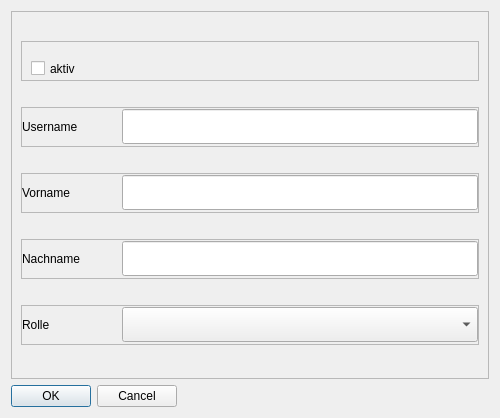
Qt form src/ui/forms/usrattrform.ui (creativeSloth/SUN_Maintenance) before a commit.
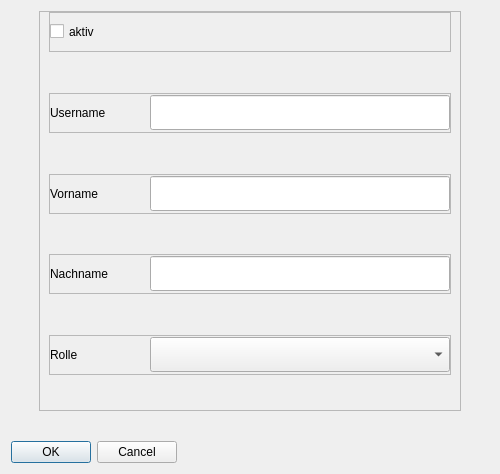
The same form after that commit.

Commit message: improoved usr_attrs changing dialog. aktivation-state and role state is now changable. also improved styles and tweaked widgets to fit everything together

What changed in the file:
```diff
--- a/src/ui/forms/usrattrform.ui
+++ b/src/ui/forms/usrattrform.ui
@@ -7,7 +7,7 @@
     <x>0</x>
     <y>0</y>
     <width>500</width>
-    <height>418</height>
+    <height>474</height>
    </rect>
   </property>
   <property name="sizePolicy">
@@ -20,7 +20,7 @@
    <string>Dialog</string>
   </property>
   <layout class="QVBoxLayout" name="verticalLayout_2">
-   <item>
+   <item alignment="Qt::AlignHCenter|Qt::AlignTop">
     <widget class="QFrame" name="frame">
      <property name="sizePolicy">
       <sizepolicy hsizetype="Expanding" vsizetype="Expanding">
@@ -28,6 +28,18 @@
        <verstretch>0</verstretch>
       </sizepolicy>
      </property>
+     <property name="minimumSize">
+      <size>
+       <width>0</width>
+       <height>400</height>
+      </size>
+     </property>
+     <property name="maximumSize">
+      <size>
+       <width>16777215</width>
+       <height>400</height>
+      </size>
+     </property>
      <property name="frameShape">
       <enum>QFrame::StyledPanel</enum>
      </property>
@@ -35,7 +47,13 @@
       <enum>QFrame::Raised</enum>
      </property>
      <layout class="QVBoxLayout" name="verticalLayout">
-      <item>
+      <property name="topMargin">
+       <number>0</number>
+      </property>
+      <property name="bottomMargin">
+       <number>0</number>
+      </property>
+      <item alignment="Qt::AlignTop">
        <widget class="QFrame" name="frame_5">
         <property name="minimumSize">
          <size>
@@ -56,7 +74,22 @@
          <enum>QFrame::Raised</enum>
         </property>
         <layout class="QHBoxLayout" name="horizontalLayout_5">
-         <item alignment="Qt::AlignVCenter">
+         <property name="spacing">
+          <number>0</number>
+         </property>
+         <property name="leftMargin">
+          <number>0</number>
+         </property>
+         <property name="topMargin">
+          <number>0</number>
+         </property>
+         <property name="rightMargin">
+          <number>0</number>
+         </property>
+         <property name="bottomMargin">
+          <number>0</number>
+         </property>
+         <item>
           <widget class="QCheckBox" name="is_enabled_cbox">
            <property name="sizePolicy">
             <sizepolicy hsizetype="Expanding" vsizetype="Expanding">
@@ -84,7 +117,7 @@
         </layout>
        </widget>
       </item>
-      <item>
+      <item alignment="Qt::AlignLeft|Qt::AlignTop">
        <widget class="QFrame" name="frame_2">
         <property name="sizePolicy">
          <sizepolicy hsizetype="Expanding" vsizetype="Expanding">
@@ -126,7 +159,7 @@
          <property name="bottomMargin">
           <number>0</number>
          </property>
-         <item>
+         <item alignment="Qt::AlignLeft">
           <widget class="QLabel" name="usrname_lbl">
            <property name="sizePolicy">
             <sizepolicy hsizetype="Expanding" vsizetype="Expanding">
@@ -136,7 +169,7 @@
            </property>
            <property name="minimumSize">
             <size>
-             <width>0</width>
+             <width>100</width>
              <height>35</height>
             </size>
            </property>
@@ -151,7 +184,7 @@
            </property>
           </widget>
          </item>
-         <item>
+         <item alignment="Qt::AlignLeft">
           <widget class="QLineEdit" name="usrname_txt">
            <property name="sizePolicy">
             <sizepolicy hsizetype="Expanding" vsizetype="Expanding">
@@ -161,13 +194,13 @@
            </property>
            <property name="minimumSize">
             <size>
-             <width>0</width>
+             <width>300</width>
              <height>35</height>
             </size>
            </property>
            <property name="maximumSize">
             <size>
-             <width>16777215</width>
+             <width>300</width>
              <height>35</height>
             </size>
            </property>
@@ -176,7 +209,7 @@
         </layout>
        </widget>
       </item>
-      <item>
+      <item alignment="Qt::AlignLeft|Qt::AlignTop">
        <widget class="QFrame" name="frame_3">
         <property name="sizePolicy">
          <sizepolicy hsizetype="Expanding" vsizetype="Expanding">
@@ -218,7 +251,7 @@
          <property name="bottomMargin">
           <number>0</number>
          </property>
-         <item>
+         <item alignment="Qt::AlignLeft">
           <widget class="QLabel" name="name_lbl">
            <property name="sizePolicy">
             <sizepolicy hsizetype="Expanding" vsizetype="Expanding">
@@ -228,7 +261,7 @@
            </property>
            <property name="minimumSize">
             <size>
-             <width>0</width>
+             <width>100</width>
              <height>35</height>
             </size>
            </property>
@@ -243,7 +276,7 @@
            </property>
           </widget>
          </item>
-         <item>
+         <item alignment="Qt::AlignLeft">
           <widget class="QLineEdit" name="name_txt">
            <property name="sizePolicy">
             <sizepolicy hsizetype="Expanding" vsizetype="Expanding">
@@ -253,13 +286,13 @@
            </property>
            <property name="minimumSize">
             <size>
-             <width>0</width>
+             <width>300</width>
              <height>35</height>
             </size>
            </property>
            <property name="maximumSize">
             <size>
-             <width>16777215</width>
+             <width>300</width>
              <height>35</height>
             </size>
            </property>
@@ -268,7 +301,7 @@
         </layout>
        </widget>
       </item>
-      <item>
+      <item alignment="Qt::AlignLeft|Qt::AlignTop">
        <widget class="QFrame" name="frame_4">
         <property name="sizePolicy">
          <sizepolicy hsizetype="Expanding" vsizetype="Expanding">
@@ -310,7 +343,7 @@
          <property name="bottomMargin">
           <number>0</number>
          </property>
-         <item>
+         <item alignment="Qt::AlignLeft">
           <widget class="QLabel" name="family_name_lbl">
            <property name="sizePolicy">
             <sizepolicy hsizetype="Expanding" vsizetype="Expanding">
@@ -320,7 +353,7 @@
            </property>
            <property name="minimumSize">
             <size>
-             <width>0</width>
+             <width>100</width>
              <height>35</height>
             </size>
            </property>
@@ -335,7 +368,7 @@
            </property>
           </widget>
          </item>
-         <item>
+         <item alignment="Qt::AlignLeft">
           <widget class="QLineEdit" name="family_name_txt">
            <property name="sizePolicy">
             <sizepolicy hsizetype="Expanding" vsizetype="Expanding">
@@ -345,13 +378,13 @@
            </property>
            <property name="minimumSize">
             <size>
-             <width>0</width>
+             <width>300</width>
              <height>35</height>
             </size>
            </property>
            <property name="maximumSize">
             <size>
-             <width>16777215</width>
+             <width>300</width>
              <height>35</height>
             </size>
            </property>
@@ -360,7 +393,7 @@
         </layout>
        </widget>
       </item>
-      <item>
+      <item alignment="Qt::AlignLeft|Qt::AlignTop">
        <widget class="QFrame" name="roles_txt">
         <property name="sizePolicy">
          <sizepolicy hsizetype="Expanding" vsizetype="Expanding">
@@ -402,7 +435,7 @@
          <property name="bottomMargin">
           <number>0</number>
          </property>
-         <item>
+         <item alignment="Qt::AlignLeft">
           <widget class="QLabel" name="roles_lbl">
            <property name="sizePolicy">
             <sizepolicy hsizetype="Expanding" vsizetype="Expanding">
@@ -412,7 +445,7 @@
            </property>
            <property name="minimumSize">
             <size>
-             <width>0</width>
+             <width>100</width>
              <height>35</height>
             </size>
            </property>
@@ -427,8 +460,8 @@
            </property>
           </widget>
          </item>
-         <item>
-          <widget class="QComboBox" name="comboBox">
+         <item alignment="Qt::AlignLeft">
+          <widget class="QComboBox" name="roles_comboBox">
            <property name="sizePolicy">
             <sizepolicy hsizetype="Expanding" vsizetype="Expanding">
              <horstretch>0</horstretch>
@@ -437,13 +470,13 @@
            </property>
            <property name="minimumSize">
             <size>
-             <width>0</width>
+             <width>300</width>
              <height>35</height>
             </size>
            </property>
            <property name="maximumSize">
             <size>
-             <width>16777215</width>
+             <width>300</width>
              <height>35</height>
             </size>
            </property>
```
Left out of the diff: 5 changed lines with no effect on the pictures. The commit also changes 14 other files.
